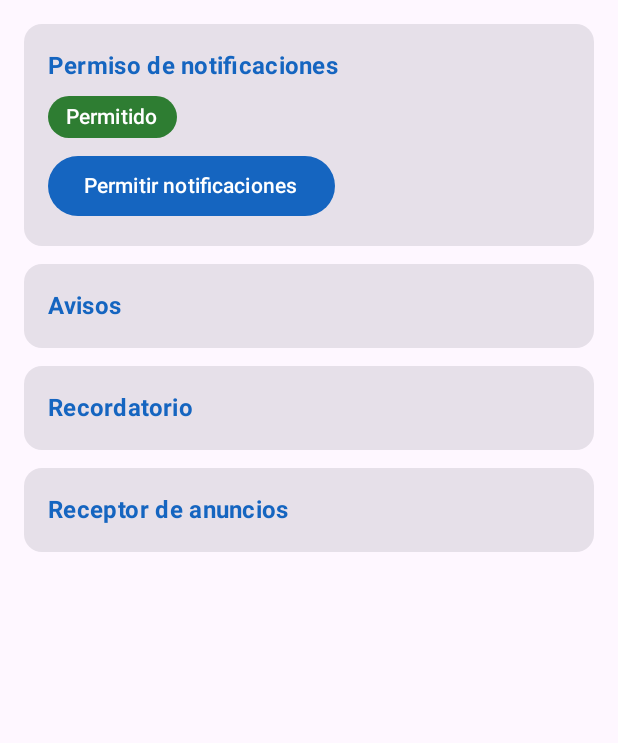
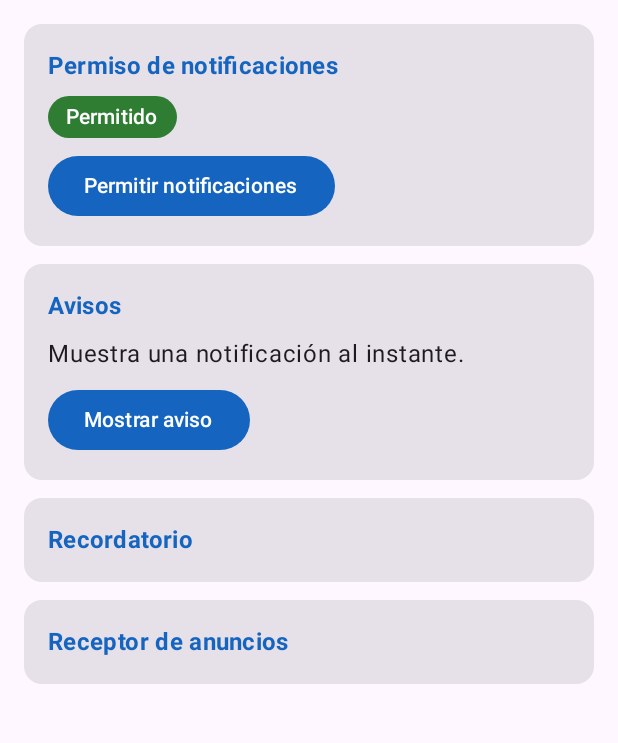
Before and after one commit to luiscucho-oss/AvisosCampus, an Android app built with Jetpack Compose: the screen it shows after launch (MainActivity), on a phone screen of 412 x 824 dp, the part 96-839 px from its top. Run offline under Robolectric (Android 15) with nearby library versions, the phone set to English and light mode, and no system bars.

Commit message:
feat(notificacion): muestra la notificacion con NotificationCompat

```diff
--- a/app/src/main/java/com/tecsup/avisoscampus/ui/PantallaAvisos.kt
+++ b/app/src/main/java/com/tecsup/avisoscampus/ui/PantallaAvisos.kt
@@ -54,7 +54,12 @@ fun PantallaAvisos(vm: AvisosViewModel) {
         if (Notificador.tienePermiso(contexto)) vm.permisoRespondido(true)
     }
 
-    // TODO Paso 3: recolectar vm.eventos y llamar a Notificador.mostrar(contexto, aviso)
+    LaunchedEffect(Unit) {
+        vm.eventos.collect { aviso ->
+            val mostrado = Notificador.mostrar(contexto, aviso)
+            // TODO Paso 8: si no se mostró, avisar al ViewModel
+        }
+    }
 
     Scaffold(
         topBar = {
@@ -88,7 +93,10 @@ fun PantallaAvisos(vm: AvisosViewModel) {
                 }
             }
             TarjetaSeccion("Avisos") {
-                // TODO Paso 3
+                Text("Muestra una notificación al instante.")
+                Button(onClick = { vm.avisarAhora() }) {
+                    Text("Mostrar aviso")
+                }
             }
             TarjetaSeccion("Recordatorio") {
                 // TODO Paso 5
```
Also changed, not shown: app/src/main/java/com/tecsup/avisoscampus/notificacion/Notificador.kt (+21 -0 lines), app/src/main/java/com/tecsup/avisoscampus/viewmodel/AvisosViewModel.kt (+10 -1 lines).
